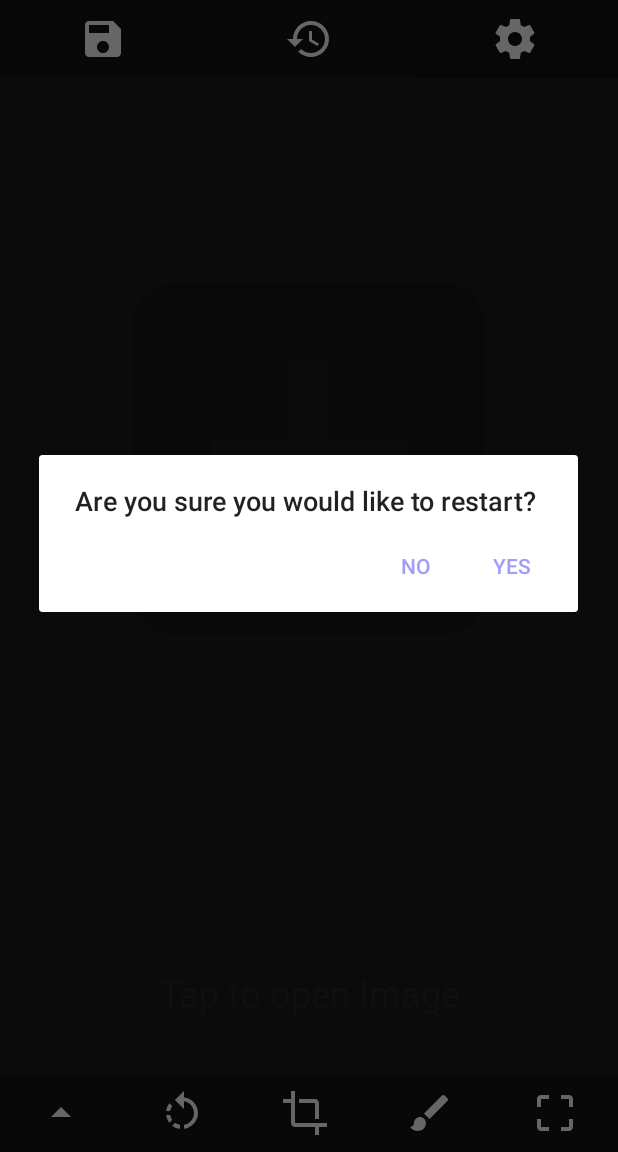
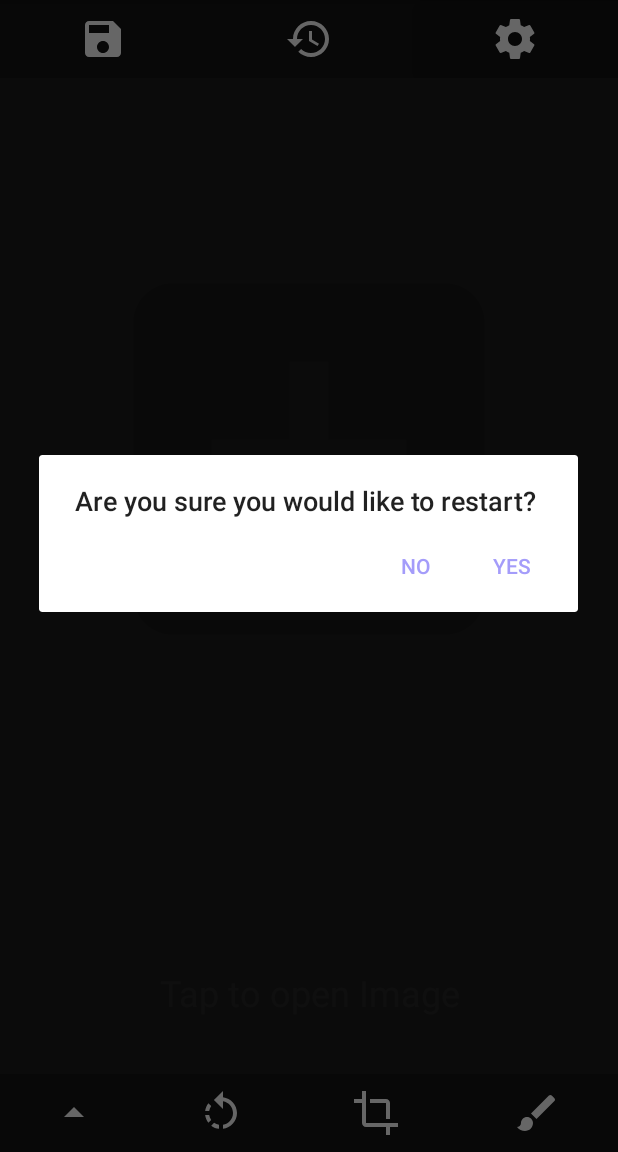
Before and after one commit to Maxx730/squidswap, an Android app: the screen it shows after launch (SquidSwapMain), after a tap on an icon or button, on a phone screen of 412 x 824 dp, the part 84-1236 px from its top. Run offline under Robolectric (Android 15) with nearby library versions, the phone set to English and light mode, and no system bars.

Commit message:
bunch of fixes

```diff
--- a/app/src/main/java/com/kinghorn/app/squidfaceswap/SquidFileService.java
+++ b/app/src/main/java/com/kinghorn/app/squidfaceswap/SquidFileService.java
@@ -84,7 +84,7 @@ public class SquidFileService {
                 p.setTextSize(40);
                 p.setAntiAlias(true);
                 //Draw the watermark over the completed image.
-                c.drawText("SquidSwap",(image_data.getWidth() / 2)- 50,image_data.getHeight() / 2,p);
+                //c.drawText("SquidSwap",(image_data.getWidth() / 2)- 50,image_data.getHeight() / 2,p);
 
                 //Set the completed image to the new image with the watermark.
                 image_data = b;
--- a/app/src/main/java/com/kinghorn/app/squidfaceswap/SquidPainter.java
+++ b/app/src/main/java/com/kinghorn/app/squidfaceswap/SquidPainter.java
@@ -49,7 +49,7 @@ public class SquidPainter extends View {
         brush_paint.setStrokeWidth(10f);
         brush_paint.setStrokeCap(Paint.Cap.ROUND);
         brush_paint.setStrokeJoin(Paint.Join.ROUND);
-        brush_paint.setColor(Color.BLUE);
+        brush_paint.setColor(Color.parseColor("#FFFFFFFF"));
 
         change_paint = new Paint();
         change_paint.setStyle(Paint.Style.STROKE);
@@ -68,7 +68,7 @@ public class SquidPainter extends View {
         erase_paint.setColor(Color.BLACK);
 
         erase_path = new SquidPath(Color.BLACK,10);
-        pat = new SquidPath(Color.BLUE,10);
+        pat = new SquidPath(Color.parseColor("#FFFFFFFF"),10);
 
         paths = new ArrayList<SquidPath>();
 
--- a/app/src/main/res/layout/activity_squid_swap_main.xml
+++ b/app/src/main/res/layout/activity_squid_swap_main.xml
@@ -136,14 +136,6 @@
                     android:background="@drawable/squid_ui_btn"
                     app:srcCompat="@drawable/ic_squid_draw" />
 
-                <ImageButton
-                    android:id="@+id/main_scale"
-                    android:layout_width="wrap_content"
-                    android:layout_height="wrap_content"
-                    android:layout_weight="1"
-                    android:background="@drawable/squid_ui_btn"
-                    app:srcCompat="@drawable/ic_resize_img" />
-
             </LinearLayout>
 
         </FrameLayout>
@@ -194,6 +186,12 @@
                     app:srcCompat="@drawable/ic_text_format_black_24dp" />
 
             </LinearLayout>
+        </FrameLayout>
+
+        <FrameLayout
+            android:id="@+id/settings_slide_up"
+            android:layout_width="match_parent"
+            android:layout_height="match_parent">
 
         </FrameLayout>
 
```
Also changed, not shown: app/src/main/java/com/kinghorn/app/squidfaceswap/GenericEditorActivity.java (+24 -4 lines), app/src/main/java/com/kinghorn/app/squidfaceswap/SquidSwapMain.java (+2 -53 lines), app/src/main/res/layout/generic_editor_layout.xml (+8 -1 lines).
